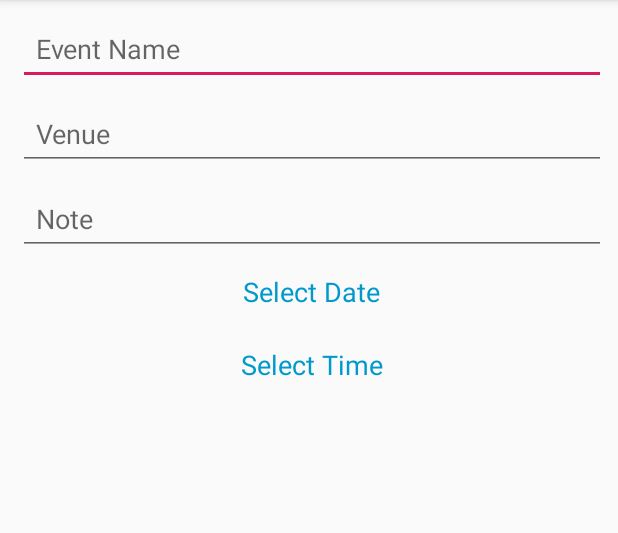
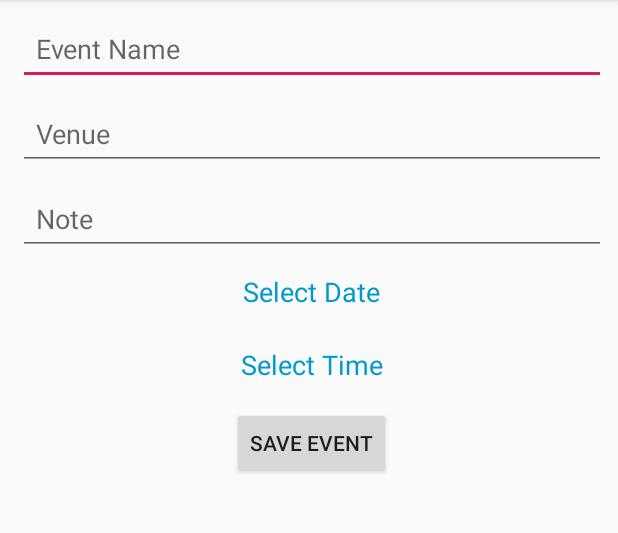
Before and after one commit to IqraImdad/FYP, an Android app: the CreateEventActivity screen opened directly, with no data from a screen before it, on a phone screen of 412 x 824 dp, the part 84-617 px from its top. Run offline under Robolectric (Android 15) with nearby library versions, the phone set to English and light mode, and no system bars; our stand-ins replace Room's generated code.

Commit message:
time_and_event_show

```diff
--- a/app/src/main/java/com/iqra/dailydairy/room/EventDao.java
+++ b/app/src/main/java/com/iqra/dailydairy/room/EventDao.java
@@ -21,4 +21,7 @@ public interface EventDao {
 
     @Query("SELECT * from event ORDER BY day ASC")
     List<Event> getEvents();
+
+    @Query("select * from event where month = :month and year = :year")
+    List<Event> getEventsOfMonth(String month, String year);
 }
--- a/app/src/main/java/com/iqra/dailydairy/room/WordRoomDatabase.java
+++ b/app/src/main/java/com/iqra/dailydairy/room/WordRoomDatabase.java
@@ -14,14 +14,14 @@ import java.util.concurrent.Executors;
 @Database(entities = {Event.class}, version = 1, exportSchema = false)
 public abstract class WordRoomDatabase extends RoomDatabase {
 
-    public abstract EventDao wordDao();
+    public abstract EventDao eventDao();
 
     private static volatile WordRoomDatabase INSTANCE;
     private static final int NUMBER_OF_THREADS = 4;
     static final ExecutorService databaseWriteExecutor =
             Executors.newFixedThreadPool(NUMBER_OF_THREADS);
 
-    static WordRoomDatabase getDatabase(final Context context) {
+   public static WordRoomDatabase getDatabase(final Context context) {
         if (INSTANCE == null) {
             synchronized (WordRoomDatabase.class) {
                 if (INSTANCE == null) {
--- a/app/src/main/res/layout/activity_create_event.xml
+++ b/app/src/main/res/layout/activity_create_event.xml
@@ -50,5 +50,19 @@
         android:padding="12dp"
         android:textSize="18sp"
         android:layout_gravity="center"
-        android:textColor="@android:color/holo_blue_dark"/>
+        android:textColor="@android:color/holo_blue_dark"
+
+        />
+
+
+    <Button
+        android:layout_gravity="center"
+        android:id="@+id/btnSaveEvent"
+        android:layout_marginTop="4dp"
+        android:layout_width="wrap_content"
+        android:layout_height="wrap_content"
+        android:text="Save Event"
+        />
+
+
 </LinearLayout>
--- a/app/src/main/res/layout/activity_main.xml
+++ b/app/src/main/res/layout/activity_main.xml
@@ -85,7 +85,8 @@
     <androidx.recyclerview.widget.RecyclerView
         android:id="@+id/rvEvents"
         android:layout_width="match_parent"
-        android:layout_height="672dp"
+        android:layout_height="0dp"
+        tools:listitem="@layout/event_list_item"
         app:layout_constraintBottom_toBottomOf="parent"
         app:layout_constraintTop_toBottomOf="@+id/constraintLayout"
         />
```
Also changed, not shown: app/src/main/java/com/iqra/dailydairy/CreateEventActivity.java (+86 -5 lines), app/src/main/java/com/iqra/dailydairy/MainActivity.java (+15 -1 lines).
